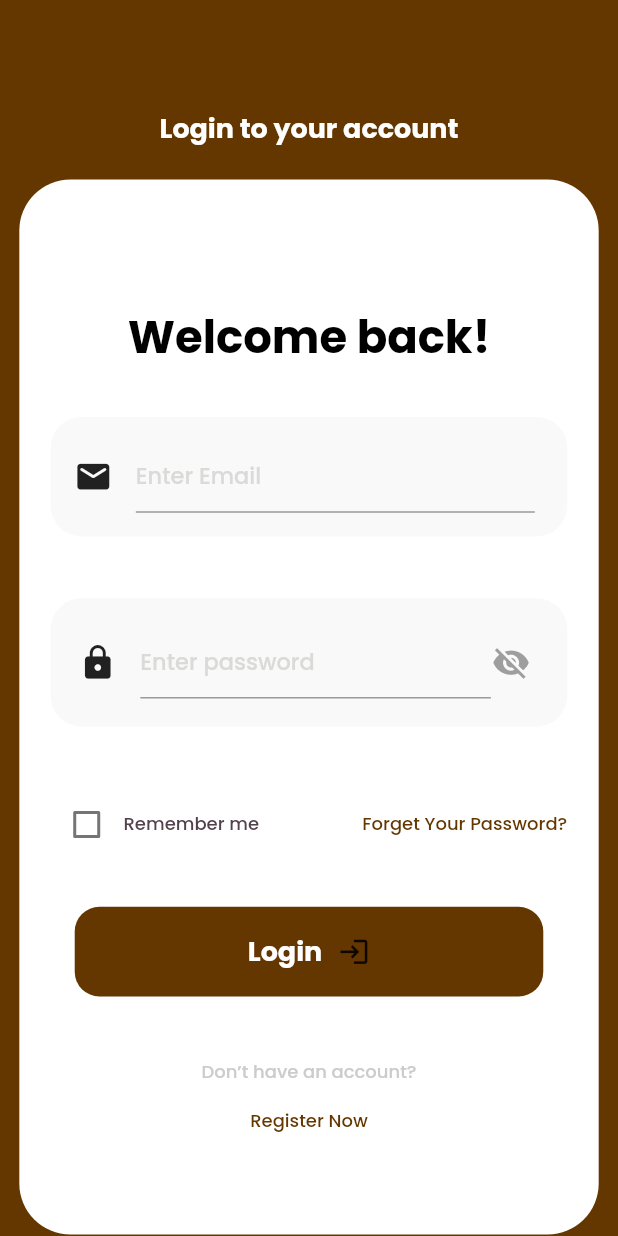
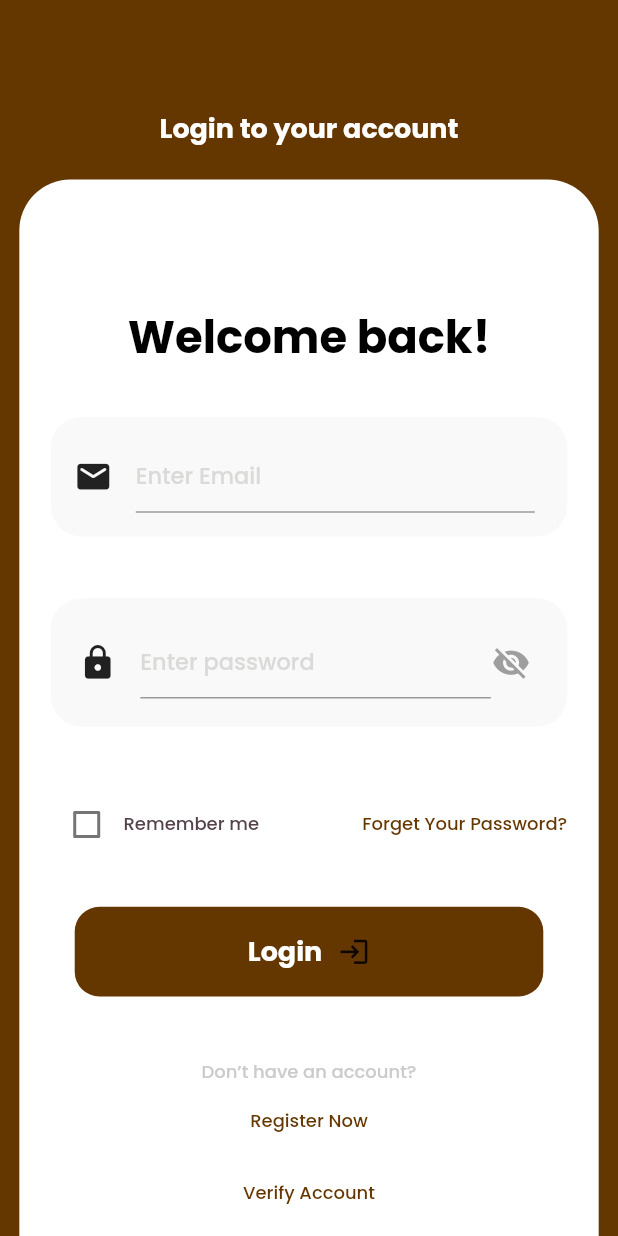
Before and after one commit to Amit12singh/socialApp, a Flutter app: the screen it shows after launch, after a tap on "Get Started", on a phone screen of 412 x 824 dp. Run offline on Flutter 3.47's test engine with Material 2 defaults, Android fonts, the phone set to English and light mode, and no system bars; our stand-ins replace flutter_chat_types, flutter_chat_ui, flutter_secure_storage, google_fonts, graphql, graphql_flutter and 4 more; missing offline and left inert: country_flags; accounts and stored records are empty; network calls fail.

Commit message:
verify email

```diff
--- a/lib/graphql/mutations.dart
+++ b/lib/graphql/mutations.dart
@@ -150,3 +150,9 @@ mutation Mutation(\$data: MessageInput!) {
   }
 }
 """;
+
+const VERIFY_EMAIL = """
+mutation Mutation(\$otp: String!) {
+  confirmEmail(otp: \$otp)
+}
+""";
--- a/lib/page-1/login.dart
+++ b/lib/page-1/login.dart
@@ -3,6 +3,7 @@ import 'package:myapp/page-1/feeds/homescreen.dart';
 import 'package:myapp/page-1/forgetPassword.dart';
 import 'package:myapp/register.dart';
 import 'package:myapp/services/user_service.dart';
+import 'package:myapp/page-1/verificationEmail.dart';
 
 class LoginScreen extends StatefulWidget {
   @override
@@ -48,8 +49,8 @@ class _LoginScreenState extends State<LoginScreen> {
       body: Container(
         width: double.infinity,
         height: double.infinity,
-        decoration: BoxDecoration(
-          color: const Color(0xff643600),
+        decoration: const BoxDecoration(
+          color: Color(0xff643600),
         ),
         child: SingleChildScrollView(
           child: Column(
@@ -131,7 +132,7 @@ class _LoginScreenState extends State<LoginScreen> {
                                   validator: (value) {
                                     if (value!.isEmpty) {
                                       return 'Email is required';
-                                    } else if (!_isValidEmail(value)) {
+                                    } else if (_isValidEmail(value) == false) {
                                       return 'Enter a valid email';
                                     }
                                     return null;
@@ -240,18 +241,19 @@ class _LoginScreenState extends State<LoginScreen> {
                                     fontSize: 12 * ffem,
                                     fontWeight: FontWeight.w500,
                                     height: 1.5 * ffem,
-                                    color: Color.fromARGB(255, 83, 65, 76),
+                                    color:
+                                        const Color.fromARGB(255, 83, 65, 76),
                                   ),
                                 ),
                               ],
                             ),
                           ),
-                          Spacer(),
+                          const Spacer(),
                           TextButton(
                             onPressed: () {
                               Navigator.of(context).pushReplacement(
                                 MaterialPageRoute(
-                                  builder: (context) => ForgetPassword(),
+                                  builder: (context) => const ForgetPassword(),
                                 ),
                               );
                             },
@@ -285,7 +287,7 @@ class _LoginScreenState extends State<LoginScreen> {
 
                             if (isLogedin) {
                               ScaffoldMessenger.of(context).showSnackBar(
-                                SnackBar(
+                                const SnackBar(
                                   content: Text(
                                     'Login successful.',
                                     textAlign: TextAlign.center,
@@ -304,7 +306,7 @@ class _LoginScreenState extends State<LoginScreen> {
                               );
                             } else {
                               ScaffoldMessenger.of(context).showSnackBar(
-                                SnackBar(
+                                const SnackBar(
                                   content: Text(
                                     'Login failed. Please check your credentials.',
                                     textAlign: TextAlign.center,
@@ -382,7 +384,30 @@ class _LoginScreenState extends State<LoginScreen> {
                             color: const Color(0xff643600),
                           ),
                         ),
-                      )
+                      ),
+                      TextButton(
+                        onPressed: () {
+                          Navigator.of(context).push(
+                            MaterialPageRoute(
+                              builder: (context) => emailVerificationPage(),
+                            ),
+                          );
+                        },
+                        style: TextButton.styleFrom(
+                          padding: EdgeInsets.zero,
+                        ),
+                        child: Text(
+                          'Verify Account',
+                          style: TextStyle(
+                            fontFamily: 'Poppins',
+                            fontSize: 12 * ffem,
+                            fontWeight: FontWeight.w500,
+                            height: 1.5 * ffem,
+                            color: const Color(0xff643600),
+                          ),
+                        ),
+)
+
                     ],
                   ),
                 ),
@@ -419,7 +444,7 @@ class _TickableContainerState extends State<TickableContainer> {
         decoration: BoxDecoration(
           borderRadius: BorderRadius.circular(2 * fem),
           border: Border.all(
-            color: Color.fromARGB(255, 94, 80, 80),
+            color: const Color.fromARGB(255, 94, 80, 80),
           ),
           color: isTicked
               ? Colors.brown
--- a/pubspec.yaml
+++ b/pubspec.yaml
@@ -47,7 +47,7 @@ dependencies:
   intl: ^0.18.1
   flutter_launcher_icons: ^0.13.1
   country_flags: ^2.1.1
-
+  otp_text_field: ^1.1.3
 
 dev_dependencies:
   flutter_test:
```
Also changed, not shown: lib/page-1/verificationEmail.dart (added, +147 -0 lines), lib/services/user_service.dart (+43 -4 lines), pubspec.lock.
